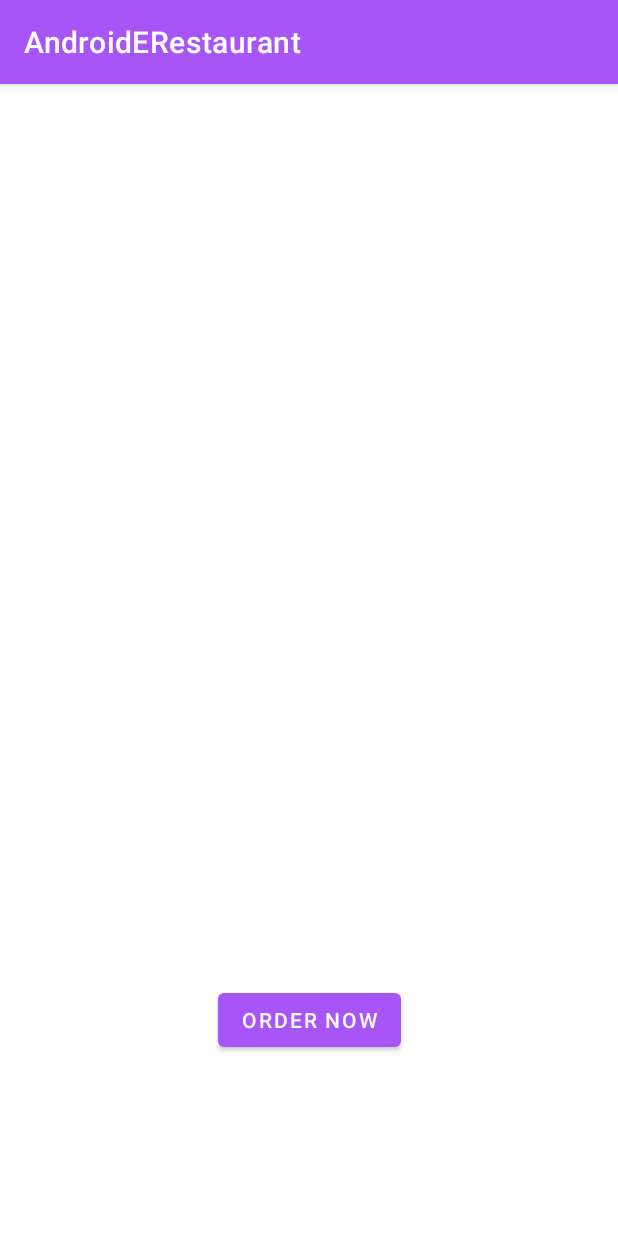
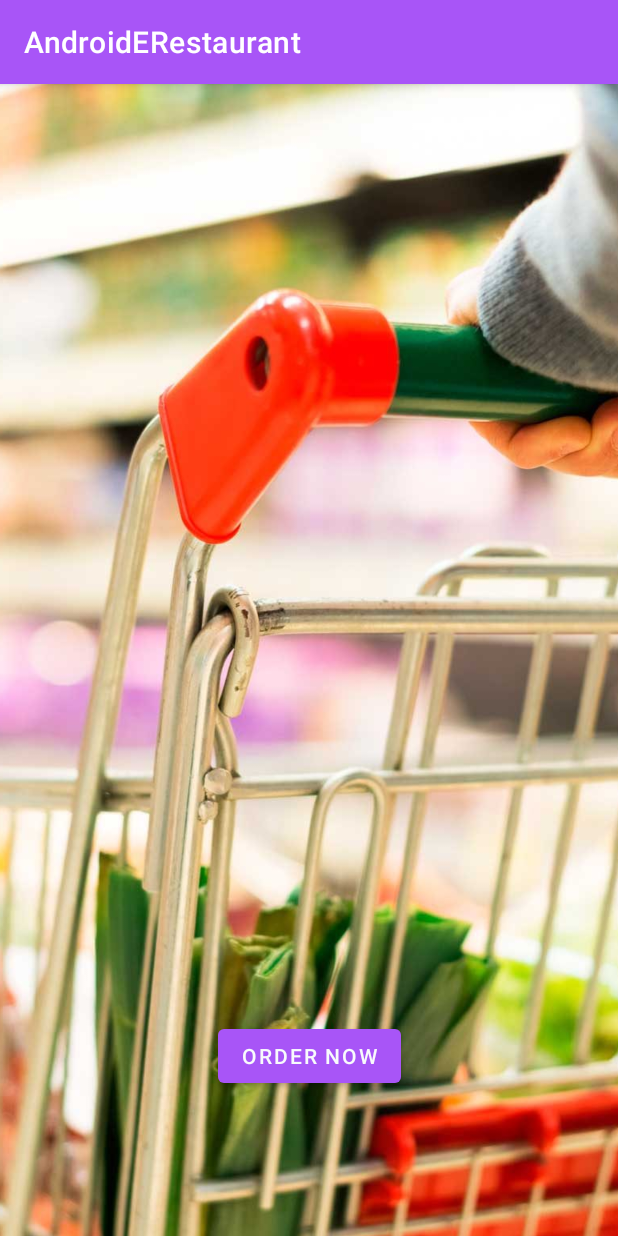
Before and after one commit to Yoann-Renard/Android-Restaurant_AndroidStudio-Kotlin, an Android app: the BasketActivity screen opened directly, with no data from a screen before it, on a phone screen of 412 x 824 dp. Run offline under Robolectric (Android 15) with nearby library versions, the phone set to English and light mode, and no system bars; our stand-ins replace Picasso; network calls fail; pictures from the network do not load.

Commit message:
background changes

```diff
--- a/AndroidERestaurant/app/src/main/res/layout/activity_basket.xml
+++ b/AndroidERestaurant/app/src/main/res/layout/activity_basket.xml
@@ -6,11 +6,22 @@
     android:layout_height="match_parent"
     tools:context=".Basket.BasketActivity">
 
+    <ImageView
+        android:id="@+id/imageView3"
+        android:layout_width="1280dp"
+        android:layout_height="1609dp"
+        app:layout_constraintBottom_toBottomOf="parent"
+        app:layout_constraintEnd_toEndOf="parent"
+        app:layout_constraintHorizontal_bias="0.5"
+        app:layout_constraintStart_toStartOf="parent"
+        app:layout_constraintTop_toTopOf="parent"
+        app:srcCompat="@drawable/_1_really_need_clean_shopping_cart_minerva_studio" />
+
     <androidx.recyclerview.widget.RecyclerView
         android:id="@+id/recyclerview"
-        app:layout_constraintBottom_toBottomOf="parent"
         android:layout_width="412dp"
         android:layout_height="560dp"
+        app:layout_constraintBottom_toBottomOf="parent"
         app:layout_constraintEnd_toEndOf="parent"
         app:layout_constraintStart_toStartOf="parent"
         app:layout_constraintTop_toTopOf="parent" />
@@ -19,10 +30,11 @@
         android:id="@+id/orderButton"
         android:layout_width="wrap_content"
         android:layout_height="wrap_content"
-        android:layout_marginBottom="120dp"
+        android:layout_marginBottom="96dp"
         android:text="@string/placeorder"
         android:textColor="@color/slate_50"
         app:layout_constraintBottom_toBottomOf="parent"
         app:layout_constraintEnd_toEndOf="parent"
         app:layout_constraintStart_toStartOf="parent" />
+
 </androidx.constraintlayout.widget.ConstraintLayout>
```
Also changed, not shown: AndroidERestaurant/app/src/main/res/layout/activity_meals.xml (+13 -0 lines), AndroidERestaurant/app/src/main/res/drawable/_1_really_need_clean_shopping_cart_minerva_studio.jpg (added), AndroidERestaurant/app/src/main/res/drawable/la_merveilleuse_restaurant_dinant_1.jpg (added).
